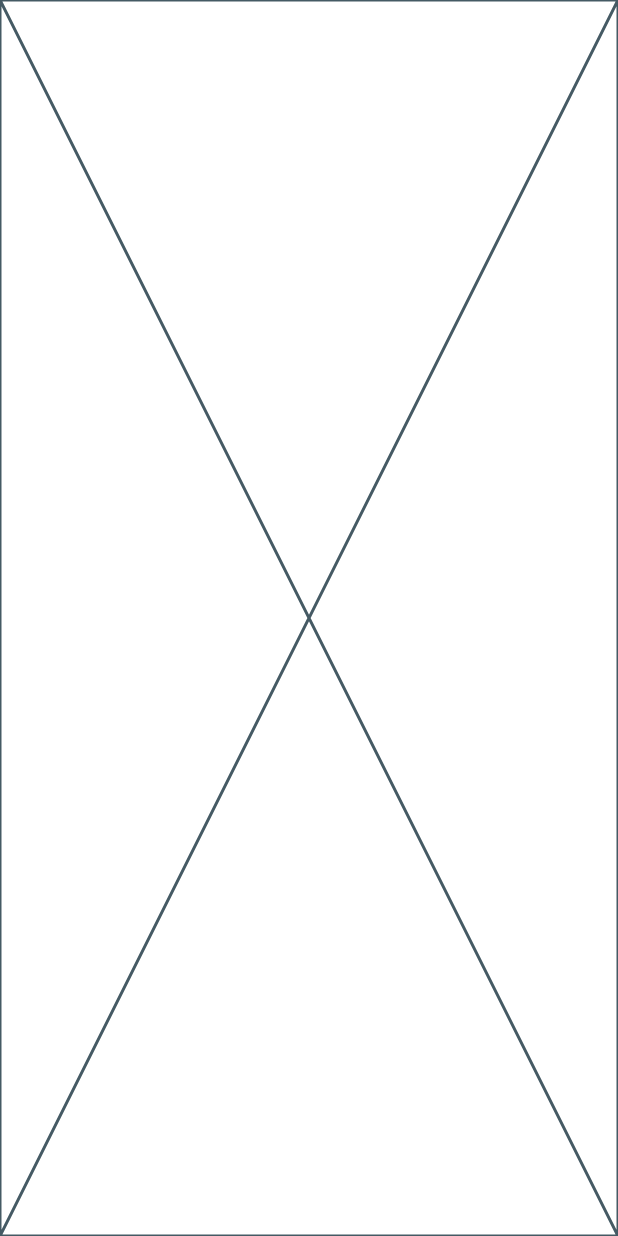
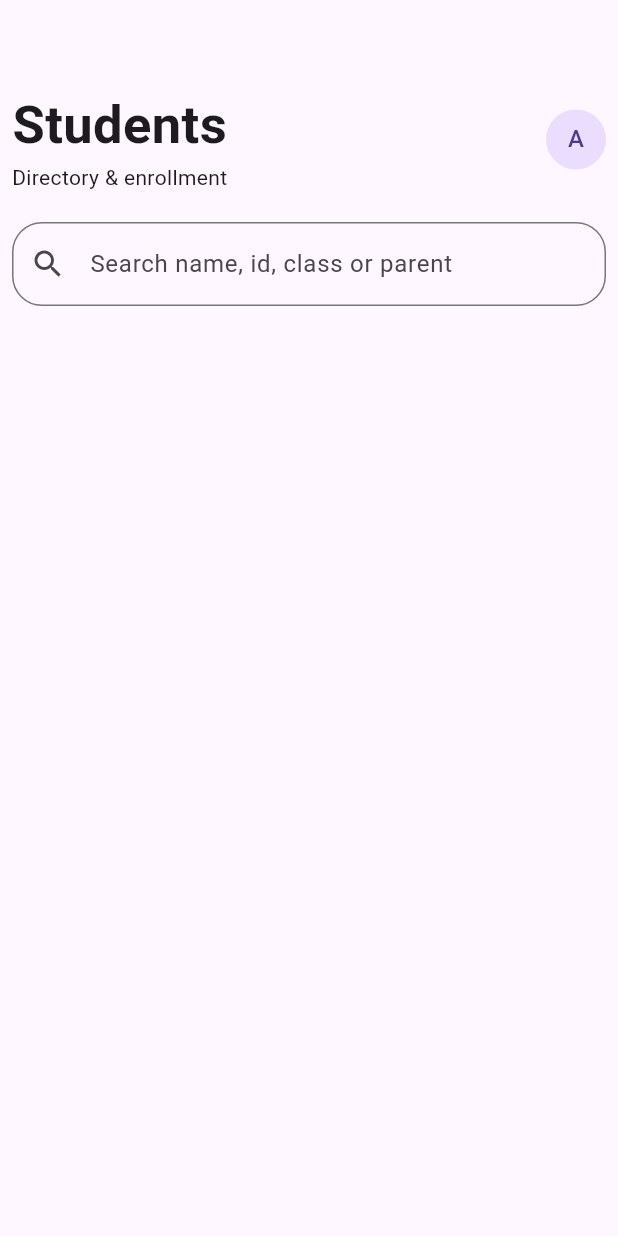
Before and after one commit to EduManageTeam/edu_admin_app, a Flutter app: the screen it shows after launch, on a phone screen of 412 x 824 dp. Run offline on Flutter 3.47's test engine with Material 3 defaults, Android fonts, the phone set to English and light mode, and no system bars.

```diff
--- a/lib/main.dart
+++ b/lib/main.dart
@@ -1,4 +1,4 @@
-import 'package:edu_admin/view/splash_screen.dart';
+import 'package:edu_admin/view/student_screen.dart';
 import 'package:flutter/material.dart';
 
 void main(){
@@ -11,7 +11,7 @@ class MyApp extends StatelessWidget {
   @override
   Widget build(BuildContext context) {
     return MaterialApp(
-      home: SplashScreen(),
+      home: StudentScreen(),
       debugShowCheckedModeBanner: false,
     );
   }
--- a/lib/view/student_screen.dart
+++ b/lib/view/student_screen.dart
@@ -0,0 +1,44 @@
+import 'package:flutter/material.dart';
+
+class StudentScreen extends StatelessWidget {
+  const new({super.key});
+
+  @override
+  Widget build(BuildContext context) {
+    return Scaffold(
+      body: Padding(
+        padding: const EdgeInsets.all(8.0),
+        child: Column(
+          children: [
+            SizedBox(height: 50),
+            Row(
+              mainAxisAlignment: MainAxisAlignment.spaceBetween,
+              children: [
+                Column(
+                  children: [
+                    Text(
+                      'Students',
+                      style: TextStyle(fontSize: 35, fontWeight: FontWeight.bold),
+                    ),
+                    Text('Directory & enrollment'),
+                  ],
+                ),
+                CircleAvatar(child: Text('A')),
+              ],
+            ),
+            SizedBox(height: 20),
+            TextField(
+              decoration: InputDecoration(
+                prefixIcon: Icon(Icons.search),
+                hintText: 'Search name, id, class or parent',
+                border: OutlineInputBorder(
+                  borderRadius: BorderRadius.circular(20)
+                )
+              ),
+            )
+          ],
+        ),
+      ),
+    );
+  }
+}
```
Also changed, not shown: lib/model/color_system.dart (added, +16 -0 lines).
